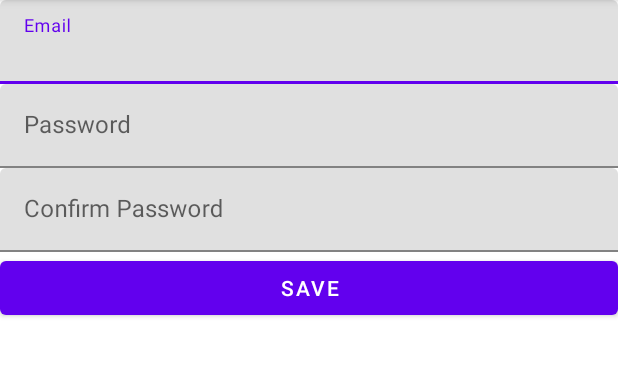
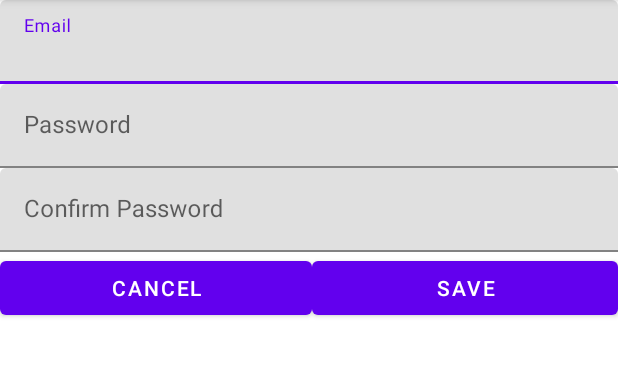
Before and after one commit to Abdalrhman210505/AbdalrhmanFinalProject, an Android app: the SignUpActivity screen opened directly, with no data from a screen before it, on a phone screen of 412 x 824 dp, the part 84-460 px from its top. Run offline under Robolectric (Android 15) with nearby library versions, the phone set to English and light mode, and no system bars; our stand-ins replace Firebase (no records; nobody signed in at launch, a user with empty details on screens opened directly).

Commit message:
add button cancel

```diff
--- a/app/src/main/java/yassen/salam/abdalrhmanfinalproject/SignUpActivity.java
+++ b/app/src/main/java/yassen/salam/abdalrhmanfinalproject/SignUpActivity.java
@@ -3,6 +3,7 @@ package yassen.salam.abdalrhmanfinalproject;
 import androidx.annotation.NonNull;
 import androidx.appcompat.app.AppCompatActivity;
 
+import android.content.Intent;
 import android.os.Bundle;
 import android.view.View;
 import android.widget.Button;
@@ -19,6 +20,8 @@ public class SignUpActivity extends AppCompatActivity {
     private TextInputEditText hPassword;
     private TextInputEditText hConfirm;
     private Button btnsave;
+    private Button btncancel;
+
 
     @Override
     protected void onCreate(Bundle savedInstanceState) {
@@ -28,15 +31,23 @@ public class SignUpActivity extends AppCompatActivity {
         hPassword = findViewById(R.id.hPass);
         hConfirm = findViewById(R.id.hConfirm);
         btnsave = findViewById(R.id.btnsave);
+        btncancel=findViewById(R.id.btncancel);
         btnsave.setOnClickListener(new View.OnClickListener() {
             @Override
             public void onClick(View view) {
                 checkandsave();
             }
         });
+        btncancel.setOnClickListener(new View.OnClickListener() {
+            @Override
+            public void onClick(View view) {
+                finish();
+            }
+        });
     }
 
-    private void checkandsave() {//تضع الايميل وكلمة المرور في متغيرات من نوع سترينج وتبدا بفحص ان كانت ملائمة والكلمات المرور مطابقة\
+
+    public void checkandsave() {//تضع الايميل وكلمة المرور في متغيرات من نوع سترينج وتبدا بفحص ان كانت ملائمة والكلمات المرور مطابقة\
 
         String email = hEmail.getText().toString();
         String password = hPassword.getText().toString();
--- a/app/src/main/res/layout/activity_sign_up.xml
+++ b/app/src/main/res/layout/activity_sign_up.xml
@@ -40,9 +40,24 @@
             android:hint="Confirm Password" />
     </com.google.android.material.textfield.TextInputLayout>
 
-    <Button
-        android:id="@+id/btnsave"
+    <LinearLayout
         android:layout_width="match_parent"
-        android:layout_height="wrap_content"
-        android:text="Save" />
+        android:layout_height="match_parent"
+        android:orientation="horizontal">
+
+        <Button
+            android:id="@+id/btncancel"
+            android:layout_width="wrap_content"
+            android:layout_height="wrap_content"
+            android:layout_weight="1"
+            android:text="Cancel" />
+
+        <Button
+            android:id="@+id/btnsave"
+            android:layout_width="wrap_content"
+            android:layout_height="wrap_content"
+            android:layout_weight="1"
+            android:text="Save" />
+    </LinearLayout>
+
 </LinearLayout>
```
